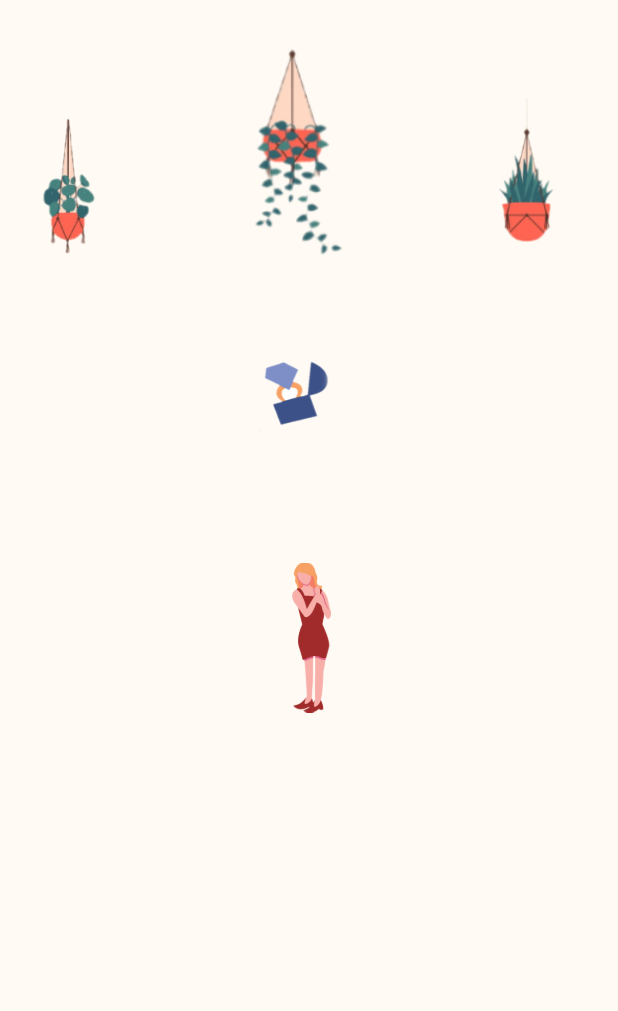
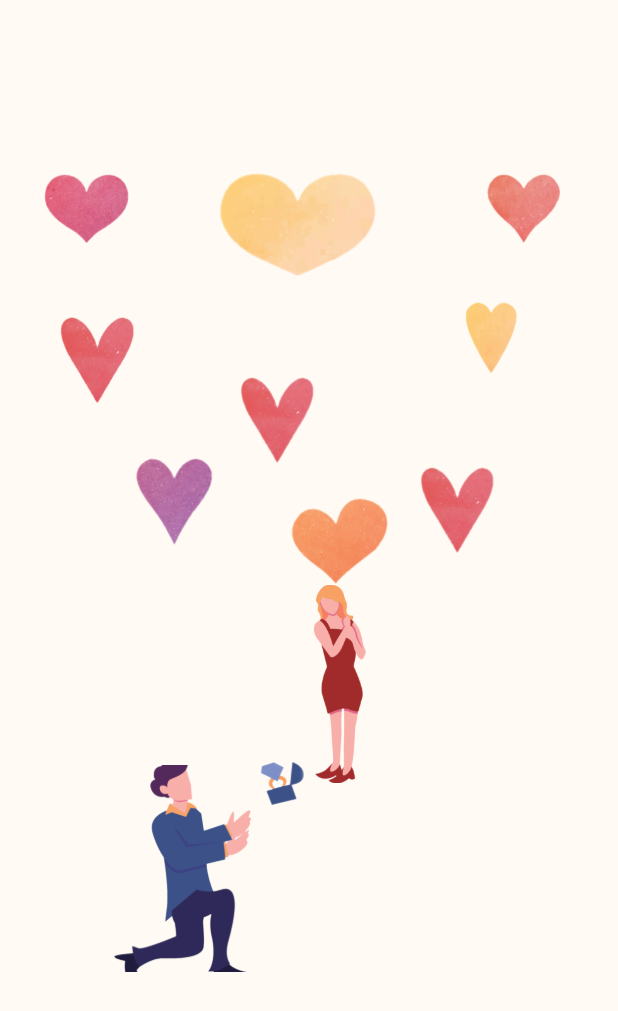
Before and after one commit to WinLaeLae/animation_pj, a Flutter app: the ProposeAnimationPage screen opened directly, on a phone screen of 412 x 824 dp. Shown: the top 1011 px of the screen. Run offline on Flutter 3.47's test engine with Material 2 defaults, Android fonts, the phone set to English and light mode, and no system bars.

Commit message:
propose animation

```diff
--- a/lib/main.dart
+++ b/lib/main.dart
@@ -1,4 +1,5 @@
 import 'package:animation_pj/login_animation/login_animation_page.dart';
+import 'package:animation_pj/propose/propose_animation_page.dart';
 import 'package:flutter/material.dart';
 
 import 'orbit_animation.dart';
--- a/lib/propose/propose_animation_page.dart
+++ b/lib/propose/propose_animation_page.dart
@@ -1,3 +1,4 @@
+import 'dart:async';
 import 'dart:math';
 
 import 'package:flutter/material.dart';
@@ -13,6 +14,10 @@ class _ProposeAnimationPageState extends State<ProposeAnimationPage> {
   double oneL = 0;
   double twol = 0;
   double fourl = 15;
+  double fivel = 40;
+  double sixl = 170;
+  double sevenl = 60;
+  double eightl = 50;
   double img1width = 80;
   double img1height = 120;
   double img2width = 80;
@@ -22,8 +27,44 @@ class _ProposeAnimationPageState extends State<ProposeAnimationPage> {
   double img5width = 100;
   double img5height = 100;
   double font = 30;
+  double manwidth = 80;
+  double manheight = 120;
+  double raing = 50;
+  double girlwidth = 80;
+  double girlheight = 120;
+  double manl = 70;
+  double girll = 130;
+
   final random = Random();
-  double op = 1.0;
+
+  @override
+  void initState() {
+    // TODO: implement initState
+    super.initState();
+    Timer(const Duration(seconds: 1), () {
+      setState(() {
+        oneL = 22; //random.nextInt(30).toDouble();
+        twol = 28; //random.nextInt(40).toDouble();
+        fourl = 25;
+        fivel = 60;
+        sixl = 190;
+        sevenl = 80;
+        eightl = 70;
+        img5height = 150;
+        img5width = 150;
+        manheight = 150;
+        manwidth = 100;
+        girlheight = 140;
+        girlwidth = 100;
+        manl = 80;
+        raing = 80;
+        girll = 150;
+
+        font = 35;
+      });
+    });
+  }
+
   void resize() {
     setState(() {
       img5width = 270;
@@ -34,8 +75,7 @@ class _ProposeAnimationPageState extends State<ProposeAnimationPage> {
       img4height = 100;
       img4width = 160;
       img5height = 270;
-      font = 40;
-      op = 0.0;
+      girlheight = font = 40;
     });
   }
 
@@ -43,15 +83,25 @@ class _ProposeAnimationPageState extends State<ProposeAnimationPage> {
   Widget build(BuildContext context) {
     return Scaffold(
         backgroundColor: const Color.fromARGB(255, 255, 251, 244),
-        body: SingleChildScrollView(
-          child: Padding(
-            padding: const EdgeInsets.only(top: 25),
+        body: Padding(
+          padding: const EdgeInsets.only(top: 40),
           child: Column(
             children: [
               SizedBox(
                 height: 350,
                 child: Stack(
                   children: [
+                    AnimatedPositioned(
+                        left: fourl,
+                        top: 130,
+                        width: img4width,
+                        height: img1height,
+                        duration: const Duration(milliseconds: 1000),
+                        child: Container(
+                          decoration: const BoxDecoration(
+                              image: DecorationImage(
+                                  image: AssetImage('images/h5.png'))),
+                        )),
                     AnimatedPositioned(
                         left: oneL,
                         width: img1width,
@@ -61,7 +111,7 @@ class _ProposeAnimationPageState extends State<ProposeAnimationPage> {
                         child: Container(
                           decoration: const BoxDecoration(
                               image: DecorationImage(
-                                    image: AssetImage('images/image_one.png'))),
+                                  image: AssetImage('images/h1.png'))),
                         )),
                     AnimatedPositioned(
                         top: twol,
@@ -72,7 +122,7 @@ class _ProposeAnimationPageState extends State<ProposeAnimationPage> {
                         child: Container(
                           decoration: const BoxDecoration(
                               image: DecorationImage(
-                                    image: AssetImage('images/image_two.png'))),
+                                  image: AssetImage('images/h2.png'))),
                         )),
                     AnimatedPositioned(
                         right: fourl,
@@ -83,38 +133,119 @@ class _ProposeAnimationPageState extends State<ProposeAnimationPage> {
                         child: Container(
                           decoration: const BoxDecoration(
                               image: DecorationImage(
-                                    image:
-                                        AssetImage('images/image_four.png'))),
+                                  image: AssetImage('images/h3.png'))),
                         )),
                     AnimatedPositioned(
+                        right: fivel,
+                        top: 120,
+                        width: img4width,
+                        height: img1height,
                         duration: const Duration(milliseconds: 1000),
-                        child: AnimatedOpacity(
-                          opacity: op,
-                          duration: const Duration(seconds: 2),
                         child: Container(
-                            margin: const EdgeInsets.only(top: 100),
-                            child: Center(
+                          decoration: const BoxDecoration(
+                              image: DecorationImage(
+                                  image: AssetImage('images/h4.png'))),
+                        )),
+                    AnimatedPositioned(
+                        right: sixl,
+                        top: 170,
+                        width: img4width,
+                        height: img1height,
+                        duration: const Duration(milliseconds: 1000),
                         child: Container(
-                              height: 100,
+                          decoration: const BoxDecoration(
+                              image: DecorationImage(
+                                  image: AssetImage('images/h5.png'))),
+                        )),
+                    AnimatedPositioned(
+                        left: fourl,
+                        top: 130,
+                        width: img4width,
+                        height: img1height,
+                        duration: const Duration(milliseconds: 1000),
+                        child: Container(
+                          decoration: const BoxDecoration(
+                              image: DecorationImage(
+                                  image: AssetImage('images/h5.png'))),
+                        )),
+                    AnimatedPositioned(
+                        left: sevenl,
+                        top: 230,
+                        width: img4width,
+                        height: img1height,
+                        duration: const Duration(milliseconds: 1000),
+                        child: Container(
+                          decoration: const BoxDecoration(
+                              image: DecorationImage(
+                                  image: AssetImage('images/h7.png'))),
+                        )),
+                    Positioned(
+                        left: 180,
+                        top: 250,
+                        width: img1width,
+                        height: img1height,
+                        child: Container(
+                          decoration: const BoxDecoration(
+                              image: DecorationImage(
+                                  image: AssetImage('images/h8.png'))),
+                        )),
+                    AnimatedPositioned(
+                        right: eightl,
+                        top: 230,
+                        width: img4width,
+                        height: img1height,
+                        duration: const Duration(milliseconds: 1000),
+                        child: Container(
+                          decoration: const BoxDecoration(
+                              image: DecorationImage(
+                                  image: AssetImage('images/h5.png'))),
+                        )),
+                  ],
+                ),
+              ),
+              SizedBox(
+                height: 500,
+                child: Stack(
+                  children: [
+                    AnimatedPositioned(
+                        left: manl,
+                        width: manwidth,
+                        top: 120,
+                        height: manheight,
+                        duration: const Duration(milliseconds: 1500),
+                        child: Container(
+                          decoration: const BoxDecoration(
+                              image: DecorationImage(
+                                  fit: BoxFit.cover,
+                                  image: AssetImage('images/man.png'))),
+                        )),
+                    AnimatedPositioned(
+                        top: 90,
+                        left: 160,
+                        width: raing,
+                        height: raing,
+                        duration: const Duration(milliseconds: 1500),
+                        child: Container(
                           decoration: const BoxDecoration(
                               image: DecorationImage(
                                   image: AssetImage('images/raing.png'))),
                         )),
-                          ),
+                    AnimatedPositioned(
+                        right: girll,
+                        top: 0,
+                        width: girlwidth,
+                        height: girlheight,
+                        duration: const Duration(milliseconds: 1500),
+                        child: Container(
+                          decoration: const BoxDecoration(
+                              image: DecorationImage(
+                                  image: AssetImage('images/girl.png'))),
+                        )),
+                  ],
                 ),
               ),
             ],
           ),
-                ),
-                AnimatedContainer(
-                  height: img5height,
-                  width: img5width,
-                  duration: const Duration(milliseconds: 1000),
-                  child: const Image(image: AssetImage("images/girl.png")),
-                ),
-              ],
-            ),
-          ),
         ));
   }
 }
```
Also changed, not shown: images/love.png (added). Lines whose indentation alone changed are shown as unchanged.
